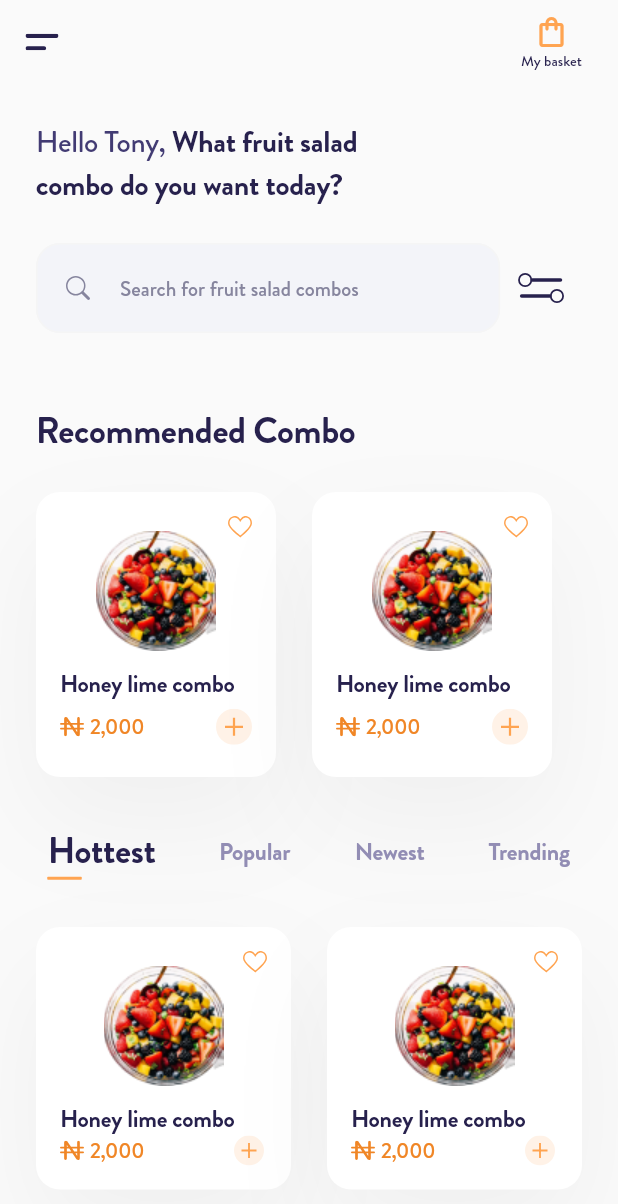
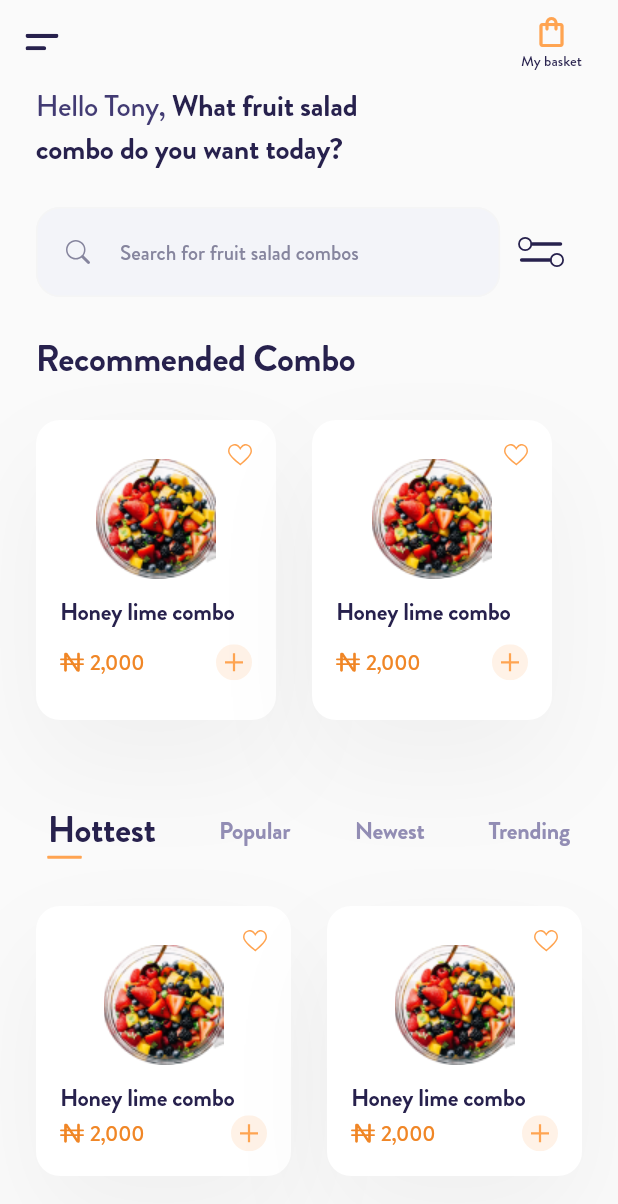
Before and after one commit to Sanjarbek17/e-commerce-mobile-app, a Flutter app: the HomeScreen screen opened by its route, on a phone screen of 412 x 824 dp. Shown: the top 1204 px of the screen. Run offline on Flutter 3.47's test engine with Material 2 defaults, Android fonts, the phone set to English and light mode, and no system bars; our stand-ins replace flutter_svg.

Commit message:
home screen minor changes

```diff
--- a/lib/screens/home_screen.dart
+++ b/lib/screens/home_screen.dart
@@ -1,9 +1,10 @@
-// ignore_for_file: prefer_const_constructors
+// ignore_for_file: prefer_const_constructors, deprecated_member_use
 
 import 'package:flutter/material.dart';
 import 'package:flutter_svg/svg.dart';
 
 import '../widgets/list_of_cards.dart';
+import '../widgets/product_card.dart';
 import '../widgets/topic_row.dart';
 
 class HomeScreen extends StatelessWidget {
@@ -43,7 +44,7 @@ class HomeScreen extends StatelessWidget {
         crossAxisAlignment: CrossAxisAlignment.start,
         children: [
           Padding(
-            padding: const EdgeInsets.all(24.0),
+            padding: const EdgeInsets.only(left: 24.0, right: 24.0),
             child: Column(
               crossAxisAlignment: CrossAxisAlignment.start,
               children: [
@@ -104,20 +105,43 @@ class HomeScreen extends StatelessWidget {
             child: Text('Recommended Combo', style: TextStyle(color: Color(0xFF27214D), fontSize: 24, fontFamily: 'Brandon Grotesque', fontWeight: FontWeight.w500, letterSpacing: -0.24)),
           ),
           ListOfCards(
-            width: 160,
-            height: 190,
-            imgWidth: 180,
-            imgHeight: 100,
+            height: 200,
+            children: const [
+              ProductCard(
+                imgHeight: 100,
+                imgWidth: 180,
+                width: 160,
+                imgPath: 'assets/images/salad.png',
+              ),
+              ProductCard(
+                imgHeight: 100,
+                imgWidth: 180,
+                width: 160,
+                imgPath: 'assets/images/salad.png',
+              ),
+            ],
           ),
+          const SizedBox(height: 24),
           Padding(
             padding: const EdgeInsets.all(24.0),
             child: TopicRow(),
           ),
           ListOfCards(
-            width: 170,
-            height: 175,
-            imgWidth: 180,
-            imgHeight: 100,
+            height: 180,
+            children: const [
+              ProductCard(
+                imgHeight: 100,
+                imgWidth: 180,
+                width: 170,
+                imgPath: 'assets/images/salad.png',
+              ),
+              ProductCard(
+                imgHeight: 100,
+                imgWidth: 180,
+                width: 170,
+                imgPath: 'assets/images/salad.png',
+              ),
+            ],
           ),
         ],
       ),
--- a/lib/widgets/list_of_cards.dart
+++ b/lib/widgets/list_of_cards.dart
@@ -2,16 +2,12 @@ import 'package:e_commerce_mobile_app/widgets/product_card.dart';
 import 'package:flutter/material.dart';
 
 class ListOfCards extends StatelessWidget {
-  final double width;
   final double height;
-  final double imgWidth;
-  final double imgHeight;
+  final List<ProductCard> children;
   const ListOfCards({
     super.key,
-    required this.width,
-    required this.imgWidth,
-    required this.imgHeight,
     required this.height,
+    required this.children,
   });
 
   @override
@@ -22,11 +18,9 @@ class ListOfCards extends StatelessWidget {
       child: ListView(
         scrollDirection: Axis.horizontal,
         shrinkWrap: true,
+        clipBehavior: Clip.none,
         padding: const EdgeInsets.only(left: 24, right: 24),
-        children: [
-          ProductCard(imgHeight: imgHeight, imgWidth: imgHeight, width: width),
-          ProductCard(imgHeight: imgHeight, imgWidth: imgHeight, width: width),
-        ],
+        children: children,
       ),
     );
   }
--- a/lib/widgets/product_card.dart
+++ b/lib/widgets/product_card.dart
@@ -1,18 +1,33 @@
 import 'package:flutter/material.dart';
 import 'package:flutter_svg/svg.dart';
 
-class ProductCard extends StatelessWidget {
+class ProductCard extends StatefulWidget {
   final double width;
   final double imgWidth;
   final double imgHeight;
+  final String imgPath;
+  final VoidCallback? onTap;
   const ProductCard({
-    super.key, required this.width, required this.imgWidth, required this.imgHeight,
+    super.key,
+    required this.width,
+    required this.imgWidth,
+    required this.imgHeight,
+    required this.imgPath,
+    this.onTap,
   });
 
   @override
+  State<ProductCard> createState() => _ProductCardState();
+}
+
+class _ProductCardState extends State<ProductCard> {
+  bool isFavorite = false;
+  @override
   Widget build(BuildContext context) {
-    return Container(
-      width: width,
+    return InkWell(
+      onTap: widget.onTap,
+      child: Container(
+        width: widget.width,
         // height: 83,
         padding: const EdgeInsets.all(16.0),
         margin: const EdgeInsets.only(right: 24.0),
@@ -41,15 +56,19 @@ class ProductCard extends StatelessWidget {
                     alignment: Alignment.topRight,
                     children: [
                       Image.asset(
-                      'assets/images/salad.png',
-                      width: imgWidth,
-                      height: imgHeight,
+                        widget.imgPath,
+                        width: widget.imgWidth,
+                        height: widget.imgHeight,
                       ),
                       Positioned(
                         right: 0,
                         child: InkWell(
-                        onTap: () {},
-                        child: SvgPicture.asset('assets/svg/heart.svg'),
+                          onTap: () {
+                            setState(() {
+                              isFavorite = !isFavorite;
+                            });
+                          },
+                          child: SvgPicture.asset("assets/svg/${isFavorite ? 'filled_heart' : 'heart'}.svg"),
                         ),
                       ),
                     ],
@@ -91,6 +110,7 @@ class ProductCard extends StatelessWidget {
                     ],
                   ),
                   InkWell(
+                    // TODO: plus add functionality
                     onTap: () {},
                     child: SvgPicture.asset(
                       'assets/svg/plus.svg',
@@ -103,6 +123,7 @@ class ProductCard extends StatelessWidget {
             )
           ],
         ),
+      ),
     );
   }
 }
--- a/lib/widgets/topic_row.dart
+++ b/lib/widgets/topic_row.dart
@@ -42,17 +42,17 @@ class TopicButton extends StatelessWidget {
               ? Text(
                   text,
                   textAlign: TextAlign.center,
-                  style: TextStyle(color: Color(0xFF928DB4), fontSize: 16, fontFamily: 'Brandon Grotesque', fontWeight: FontWeight.w500, letterSpacing: -0.16),
+                  style: const TextStyle(color: Color(0xFF928DB4), fontSize: 16, fontFamily: 'Brandon Grotesque', fontWeight: FontWeight.w500, letterSpacing: -0.16),
                 )
               : Text(
                   text,
-                  style: TextStyle(color: Color(0xFF27214D), fontSize: 24, fontFamily: 'Brandon Grotesque', fontWeight: FontWeight.w500, letterSpacing: -0.24),
+                  style: const TextStyle(color: Color(0xFF27214D), fontSize: 24, fontFamily: 'Brandon Grotesque', fontWeight: FontWeight.w500, letterSpacing: -0.24),
                 ),
-          SizedBox(height: 1),
+          const SizedBox(height: 1),
           isActive
               ? Container(
                   width: 22,
-                  decoration: ShapeDecoration(
+                  decoration: const ShapeDecoration(
                     shape: RoundedRectangleBorder(
                       side: BorderSide(width: 1, strokeAlign: BorderSide.strokeAlignCenter, color: Color(0xFFFFA451)),
                     ),
```
Also changed, not shown: assets/svg/filled_heart.svg (added). Lines whose indentation alone changed are shown as unchanged.
